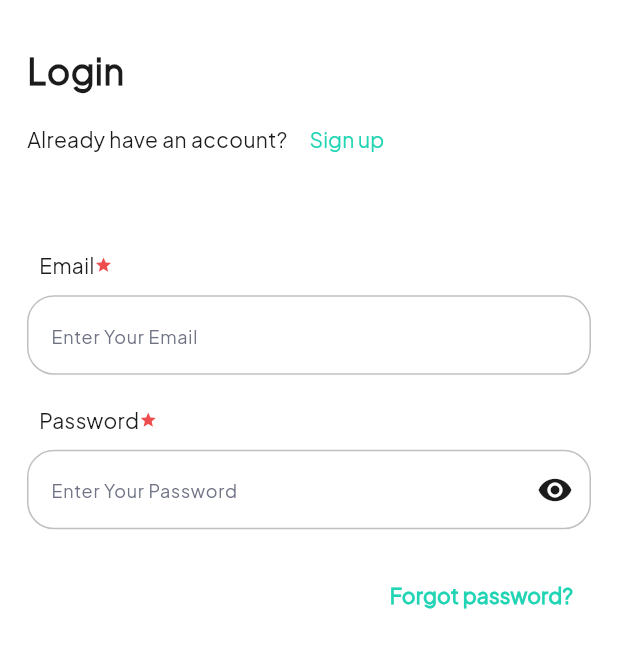
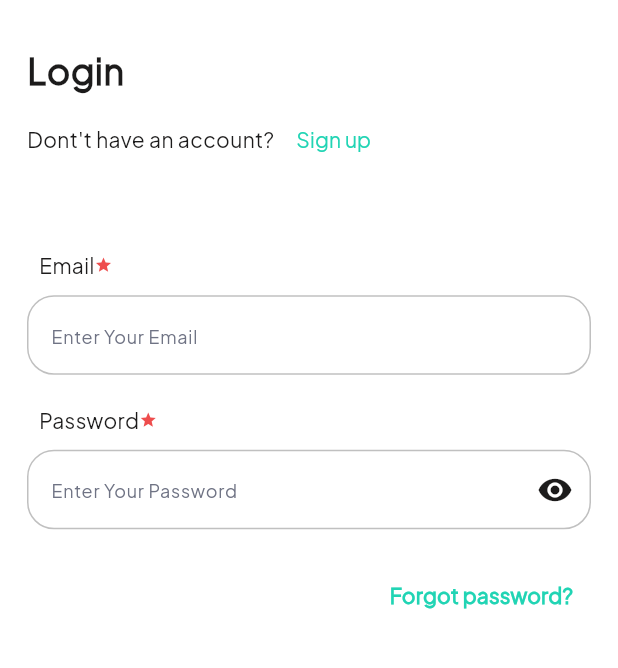
Before and after one commit to Mahmoud-Adel-Ali/Quick-Mart-E-commerce-App, a Flutter app: the screen it shows after launch, after a tap on "Skip for now", on a phone screen of 412 x 824 dp, the part 89-757 px from its top. Run offline on Flutter 3.47's test engine with Material 3 defaults, Android fonts, the phone set to English and light mode, and no system bars; our stand-ins replace animated_custom_dropdown, flutter_bloc, flutter_svg, fluttertoast, intl_phone_field, shared_preferences.

Commit message:
refactor login  view

```diff
--- a/lib/features/auth/presentation/widgets/login_view_body.dart
+++ b/lib/features/auth/presentation/widgets/login_view_body.dart
@@ -2,7 +2,6 @@ import 'package:flutter/material.dart';
 import 'package:quick_mart_app/core/app/widgets/custom_quick_mart_header.dart';
 import 'package:quick_mart_app/core/extensions/context_extention.dart';
 import 'package:quick_mart_app/core/routes/app_routes.dart';
-import 'package:quick_mart_app/core/utils/styles/styles.dart';
 import 'package:quick_mart_app/features/auth/presentation/widgets/form_header.dart';
 import 'package:quick_mart_app/features/auth/presentation/widgets/login_form.dart';
 import 'package:quick_mart_app/features/auth/presentation/widgets/with_google_widget.dart';
@@ -23,7 +22,7 @@ class LoginViewBody extends StatelessWidget {
             FormHeader(
               viewTitle: 'Login',
               secondViewName: "Sign up",
-              leadingText: 'Already have an account? ',
+              leadingText: "Dont't have an account? ",
               onPressed: () {
                 context.pushReplacementNamed(AppRoutes.signUp);
               },
```
